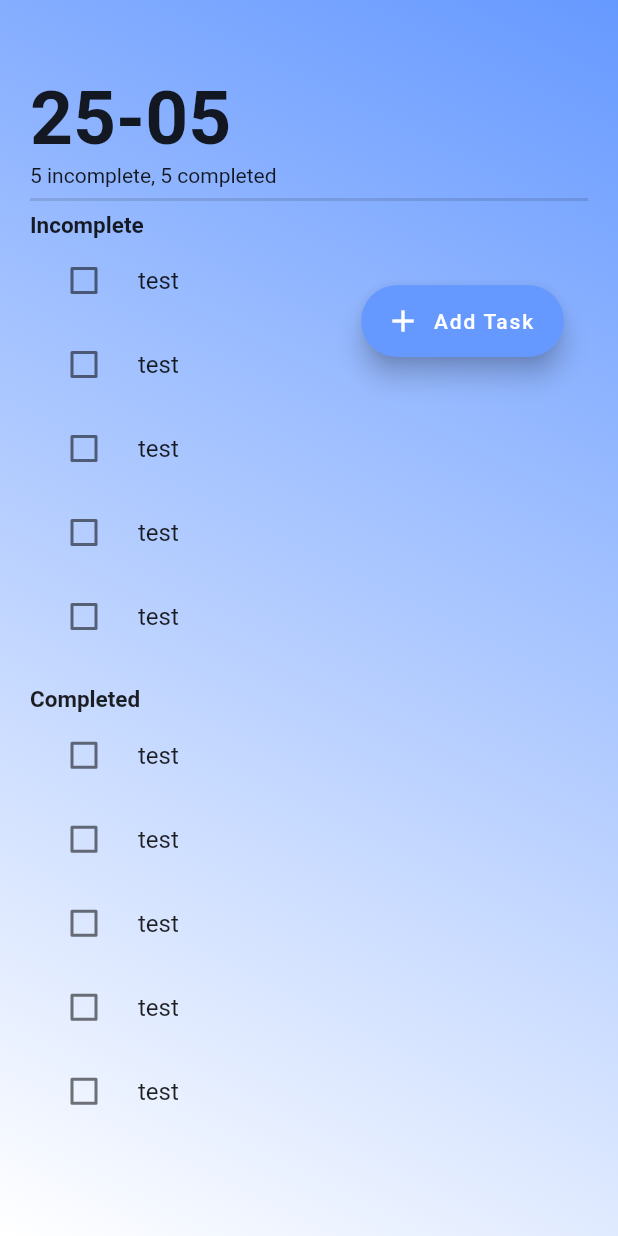
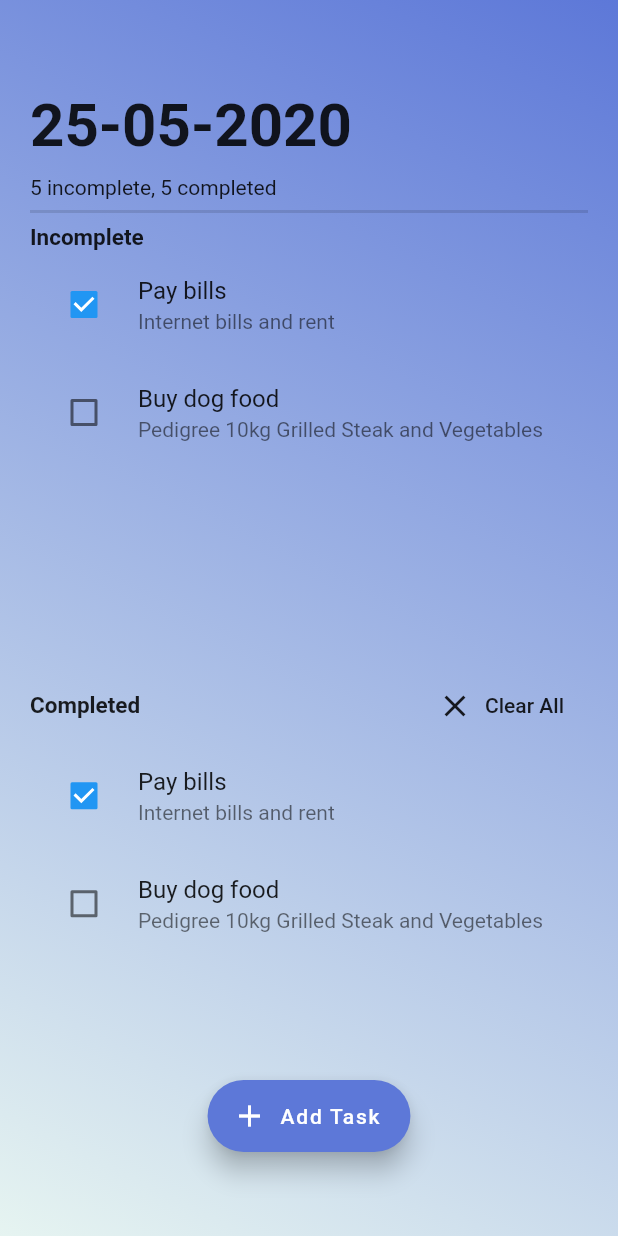
Before and after one commit to kzkit/done_todolist, a Flutter app: the screen it shows after launch, on a phone screen of 412 x 824 dp. Run offline on Flutter 3.47's test engine with Material 2 defaults, Android fonts, the light colour scheme and no system bars; our stand-ins replace date_format.

Commit message:
changed UI

```diff
--- a/lib/main.dart
+++ b/lib/main.dart
@@ -13,10 +13,11 @@ class MyApp extends StatelessWidget {
       debugShowCheckedModeBanner: false,
       title: 'Flutter Demo',
       theme: ThemeData(
-        primarySwatch: Colors.lightBlue,
+        textTheme: TextTheme(),
+        primarySwatch: Colors.blue,
         visualDensity: VisualDensity.adaptivePlatformDensity,
         floatingActionButtonTheme: FloatingActionButtonThemeData(
-          backgroundColor: Color.fromRGBO(102, 153, 255, 1),
+          backgroundColor: Color.fromRGBO(93, 120, 216, 1),
           foregroundColor: Colors.white,
         ),
       ),
@@ -42,8 +43,8 @@ class _MyHomePageState extends State<MyHomePage> {
                 begin: Alignment.topRight,
                 end: Alignment.bottomLeft,
                 colors: [
-                  Color.fromRGBO(102, 153, 255, 1),
-                  Color.fromRGBO(255, 255, 255, 1),
+                  Color.fromRGBO(93, 120, 216, 1),
+                  Color.fromRGBO(230, 244, 241, 1),
                 ]),
           ),
         ),
@@ -56,10 +57,13 @@ class _MyHomePageState extends State<MyHomePage> {
             crossAxisAlignment: CrossAxisAlignment.stretch,
             mainAxisAlignment: MainAxisAlignment.start,
             children: <Widget>[
-              Text(
-                formatDate(DateTime.now(), [dd, '-', mm]),
-                style: TextStyle(fontSize: 50, fontWeight: FontWeight.bold),
-                textAlign: TextAlign.start,
+              Padding(
+                padding: const EdgeInsets.symmetric(vertical: 10),
+                child: Text(
+                  formatDate(DateTime.now(), [dd, '-', mm, '-', yyyy]),
+                  style: TextStyle(fontSize: 40, fontWeight: FontWeight.bold),
+                  textAlign: TextAlign.start,
+                ),
               ),
               Text('5 incomplete, 5 completed'),
               Divider(
@@ -70,17 +74,26 @@ class _MyHomePageState extends State<MyHomePage> {
                 style: TextStyle(fontSize: 15, fontWeight: FontWeight.bold),
               ),
               TaskList(),
-              Text(
-                'Completed',
-                style: TextStyle(fontSize: 15, fontWeight: FontWeight.bold),
-              ),
+              Row(
+                  mainAxisAlignment: MainAxisAlignment.spaceBetween,
+                  children: <Widget>[
+                    Text(
+                      'Completed',
+                      style:
+                          TextStyle(fontSize: 15, fontWeight: FontWeight.bold),
+                    ),
+                    FlatButton.icon(
+                        onPressed: () {},
+                        icon: Icon(Icons.clear),
+                        label: Text('Clear All'))
+                  ]),
               TaskList(),
             ],
           ),
         ),
       ]),
       floatingActionButton: Padding(
-        padding: const EdgeInsets.only(top: 190, right: 20),
+        padding: const EdgeInsets.only(bottom: 40),
         child: FloatingActionButton.extended(
           onPressed: () {
             //...add task for fab
@@ -91,7 +104,7 @@ class _MyHomePageState extends State<MyHomePage> {
           elevation: 7,
         ),
       ),
-      floatingActionButtonLocation: FloatingActionButtonLocation.endTop,
+      floatingActionButtonLocation: FloatingActionButtonLocation.centerFloat,
     );
   }
 }
--- /dev/null
+++ b/lib/model/task.dart
@@ -0,0 +1,13 @@
+import 'package:flutter/material.dart';
+
+class Task {
+  final String taskName;
+  final String taskSubDescription;
+  bool complete;
+
+  Task({
+    @required this.taskName,
+    @required this.taskSubDescription,
+    @required this.complete,
+  });
+}
--- a/lib/provider/task_data.dart
+++ b/lib/provider/task_data.dart
@@ -1,13 +1,20 @@
+import 'package:done_todolist/model/task.dart';
+
 class TaskData {
-  List<String> _tasks = [
-    'Buy dog food',
-    'Pay bills',
-    'Buy hand sanitizer',
-    'Buy dog food',
-    'Pay bills',
+  List<Task> _tasks = [
+    Task(
+      taskName: 'Pay bills',
+      taskSubDescription: 'Internet bills and rent',
+      complete: true,
+    ),
+    Task(
+      taskName: 'Buy dog food',
+      taskSubDescription: 'Pedigree 10kg Grilled Steak and Vegetables',
+      complete: false,
+    ),
   ];
 
-  List<String> get task {
+  List<Task> get task {
     return [..._tasks];
   }
 }
--- a/lib/widget/task_list.dart
+++ b/lib/widget/task_list.dart
@@ -1,4 +1,6 @@
 import 'package:flutter/material.dart';
+
+import '../model/task.dart';
 import '../provider/task_data.dart';
 
 class TaskList extends StatefulWidget {
@@ -7,24 +9,25 @@ class TaskList extends StatefulWidget {
 }
 
 class _TaskListState extends State<TaskList> {
-  bool _isChecked = false;
+  List<Task> tasks = TaskData().task;
+
   @override
   Widget build(BuildContext context) {
     return Expanded(
       child: MediaQuery.removePadding(
         context: context,
-        removeLeft: true,
         removeTop: true,
         child: ListView.builder(
             itemCount: TaskData().task.length,
             itemBuilder: (context, index) {
               return CheckboxListTile(
                   controlAffinity: ListTileControlAffinity.leading,
-                  title: Text('test'),
-                  value: _isChecked,
+                  title: Text(tasks[index].taskName),
+                  subtitle: Text(tasks[index].taskSubDescription),
+                  value: tasks[index].complete,
                   onChanged: (value) {
                     setState(() {
-                      _isChecked = value;
+                      tasks[index].complete = value;
                     });
                   });
             }),
```
